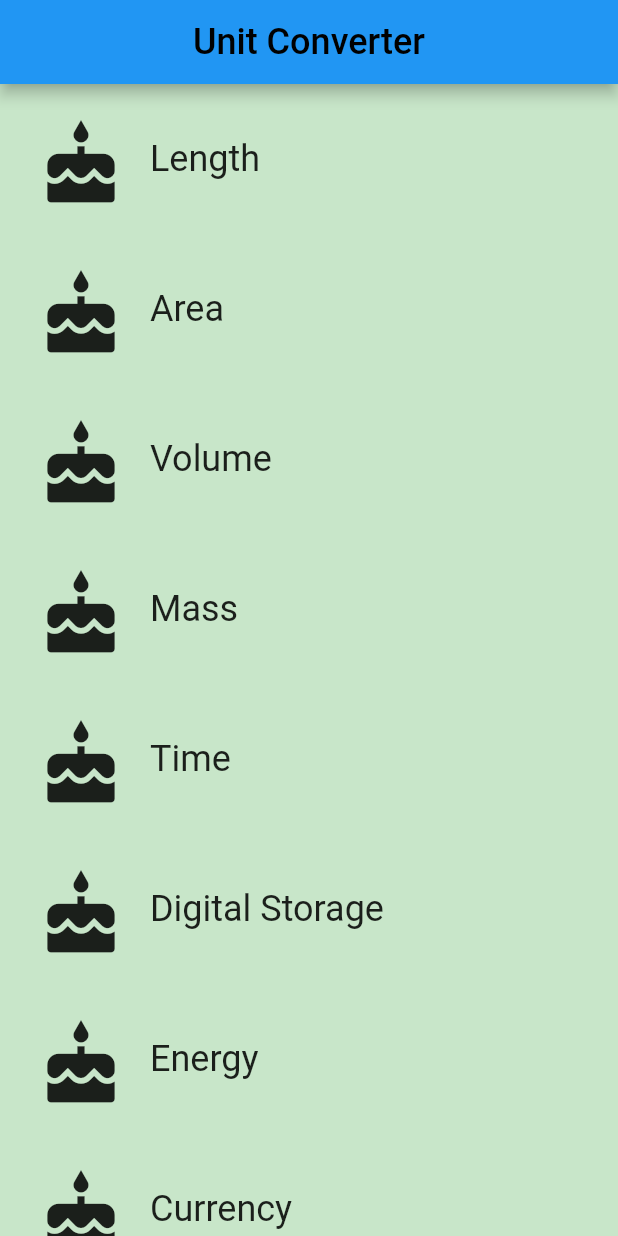
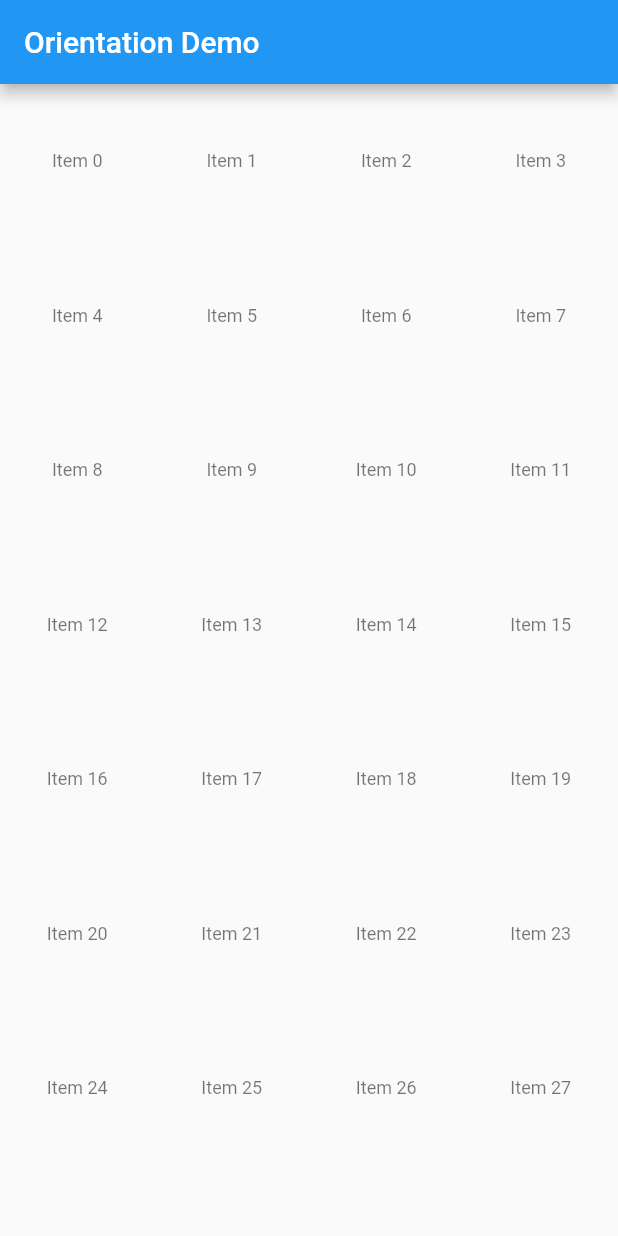
Before and after one commit to akiyosh1991/udacity_flutter, a Flutter app: the screen it shows after launch, on a phone screen of 412 x 824 dp. Run offline on Flutter 3.47's test engine with Material 2 defaults, Android fonts, the phone set to English and light mode, and no system bars.

Commit message:
feat: Orientation Demo

```diff
--- a/lib/main.dart
+++ b/lib/main.dart
@@ -1,29 +1,47 @@
-// Copyright 2018 The Chromium Authors. All rights reserved.
-// Use of this source code is governed by a BSD-style license that can be
-// found in the LICENSE file.
 
-// You can read about packages here: https://flutter.io/using-packages/
 import 'package:flutter/material.dart';
 
-// TODO: Import the CategoryRoute widget
-import 'category_route.dart';
 /// The function that is called when main.dart is run.
 void main() {
-  runApp(UnitConverterApp());
+  runApp(MyApp());
 }
 
-/// This widget is the root of our application.
-///
-/// The first screen we see is a list [Categories].
-class UnitConverterApp extends StatelessWidget {
+class MyApp extends StatelessWidget {
   @override
   Widget build(BuildContext context) {
+    final appTitle = 'Orientation Demo';
     return MaterialApp(
       debugShowCheckedModeBanner: false,
-      title: 'Unit Converter',
-      // TODO: Instead of pointing to exactly 1 Category widget,
-      // our home should now point to an instance of the CategoryRoute widget.
-      home: CategoryRoute(),
+      title: appTitle,
+      home: OrientationList(
+        title: appTitle
+      ),
     );
   }
 }
+
+class OrientationList extends StatelessWidget {
+  final String title;
+
+  OrientationList({Key key, this.title}): super(key: key);
+  @override
+  Widget build(BuildContext context) {
+    return Scaffold(
+      appBar: AppBar(title: Text(title)),
+      body: OrientationBuilder(
+        builder: (context, orientation) {
+          return GridView.count(crossAxisCount: orientation == Orientation.portrait ? 4 : 3,
+          children: List.generate(1000, (index){
+            return Center(
+              child: Text(
+                'Item $index',
+                style: Theme.of(context).textTheme.caption,
+              ),
+            );
+          }),
+          );
+        }
+      )
+    );
+  }
+}
```
